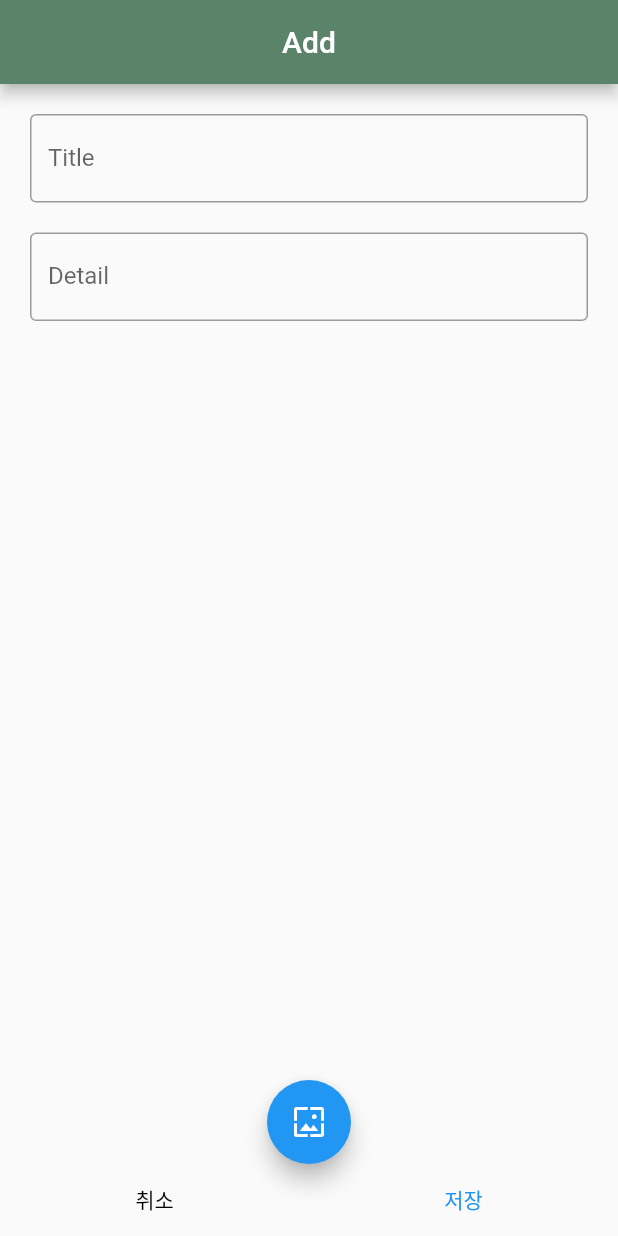
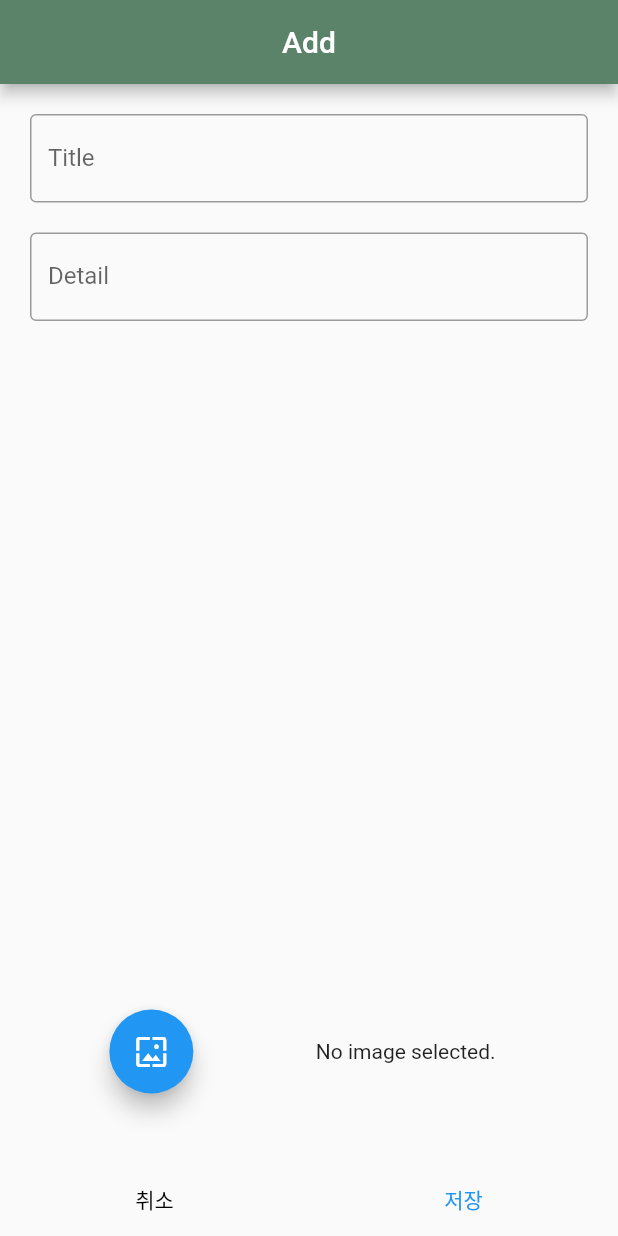
Before and after one commit to HeyLip/Chlolno, a Flutter app: the AddPost screen opened directly, on a phone screen of 412 x 824 dp. Run offline on Flutter 3.47's test engine with Material 2 defaults, Android fonts, the phone set to English and light mode, and no system bars; our stand-ins replace cloud_firestore, firebase_auth, firebase_core, firebase_storage, flutter_signin_button, google_sign_in and 1 more; accounts and stored records are empty.

Commit message:
핫 현빈학우님 받으세용!

```diff
--- a/lib/Community/addPost.dart
+++ b/lib/Community/addPost.dart
@@ -1,5 +1,8 @@
+import 'dart:io';
 import 'package:cloud_firestore/cloud_firestore.dart';
 import 'package:firebase_auth/firebase_auth.dart';
+import 'package:firebase_storage/firebase_storage.dart' as firebase_storage;
+import 'package:firebase_storage/firebase_storage.dart';
 import 'package:flutter/material.dart';
 import 'package:image_picker/image_picker.dart';
 
@@ -14,8 +17,11 @@ class _AddPostState extends State<AddPost> {
   final _titleController = TextEditingController();
   final _detailController = TextEditingController();
   PickedFile? _image;
+  late Reference firebaseStorageRef;
   late QuerySnapshot querySnapshot;
   late CollectionReference userDatabase;
+  late UploadTask uploadTask;
+  late var downloadUrl;
 
   FirebaseAuth auth = FirebaseAuth.instance;
   late CollectionReference database;
@@ -86,7 +92,16 @@ class _AddPostState extends State<AddPost> {
             });
           },
           tooltip: 'Pick Image',
-          child: Icon(Icons.wallpaper),
+          child: const Icon(Icons.wallpaper),
+        ),
+        Container(
+          width: MediaQuery.of(context).size.width / 3,
+          height: 150,
+          child: Center(
+            child: _image == null
+                ? const Text('No image selected.')
+                : Image.file(File(_image!.path)),
+          ),
         )
       ],
     );
@@ -110,6 +125,19 @@ class _AddPostState extends State<AddPost> {
               querySnapshot = await userDatabase.get();
               String name = '익명';
 
+              if(_image != null){
+                firebaseStorageRef = firebase_storage.FirebaseStorage.instance
+                    .ref()
+                    .child('Community')
+                    .child('${_titleController.text}.png');
+
+                uploadTask = firebaseStorageRef.putFile(File(_image!.path), SettableMetadata(contentType: 'image/png'));
+
+                await uploadTask.whenComplete(() => null);
+
+                downloadUrl = await firebaseStorageRef.getDownloadURL();
+              }
+
               for (int i = 0; i < querySnapshot.docs.length; i++) {
                 var a = querySnapshot.docs[i];
 
@@ -124,6 +152,7 @@ class _AddPostState extends State<AddPost> {
                 'author': name,
                 'user_id': auth.currentUser?.uid,
                 'createTime': FieldValue.serverTimestamp(),
+                'photoUrl': downloadUrl,
                 'like': 0
               });
 
```
